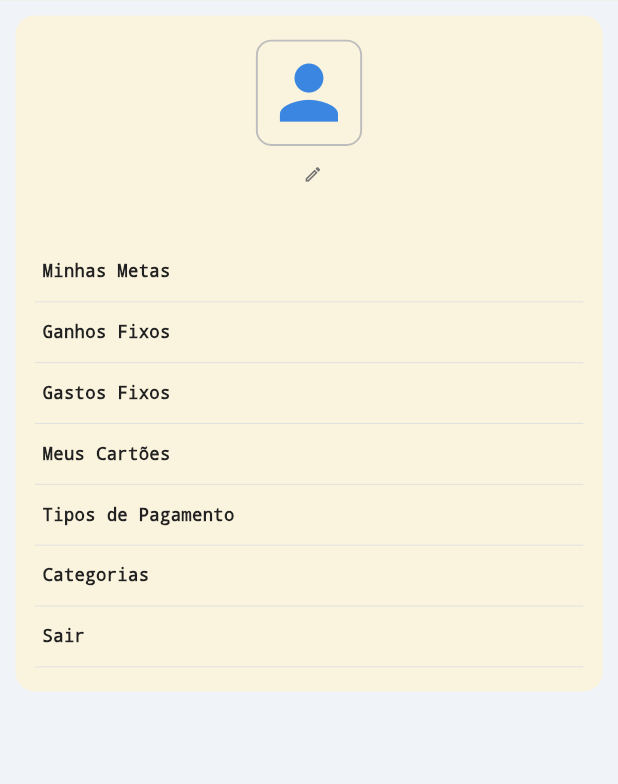
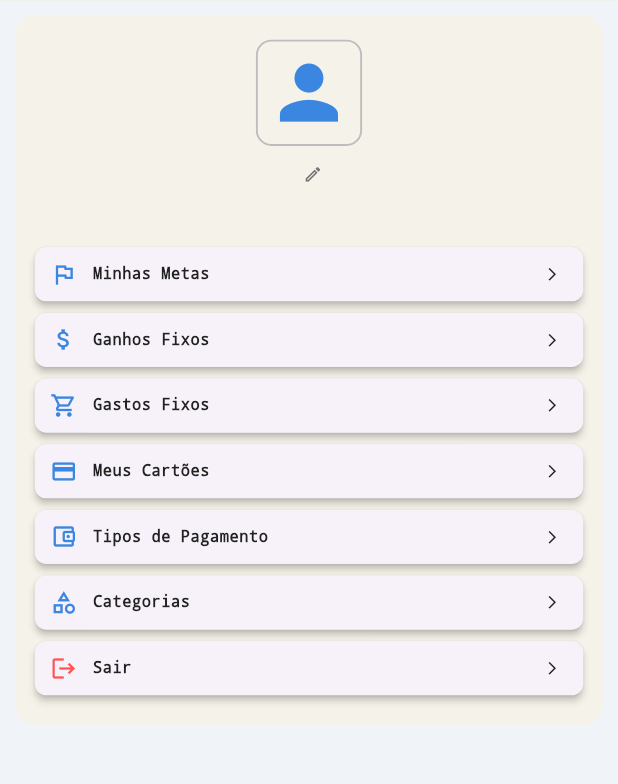
Before and after one commit to Dev-Sphere-Enterprise/GerenciadorFinanceiro_Mobile_2025_1, a Flutter app: the ProfileScreen screen opened directly, on a phone screen of 412 x 824 dp, the part 54-838 px from its top. Run offline on Flutter 3.47's test engine with Material 3 defaults, Android fonts, the phone set to English and light mode, and no system bars; our stand-ins replace bot_toast, cloud_firestore, device_preview, firebase_auth, firebase_core, fl_chart and 9 more; missing offline and left inert: rate_my_app; accounts and stored records are empty.

Commit message:
Corrigido CSS da tela de profile

```diff
--- a/finbuddy/lib/screens/Profile/profile_screen.dart
+++ b/finbuddy/lib/screens/Profile/profile_screen.dart
@@ -15,7 +15,7 @@ const Color finBuddyBlue = Color(0xFF3A86E0);
 const Color finBuddyDark = Color(0xFF212121);
 
 const Color corFundoScaffold = Color(0xFFF0F4F8);
-const Color corCardPrincipal = Color(0xFFFAF3DD);
+const Color corCardPrincipal = Color(0x8BFAF3DD);
 
 const TextStyle estiloFonteMonospace = TextStyle(
   fontFamily: 'monospace',
@@ -52,21 +52,24 @@ class _ProfileScreenState extends State<ProfileScreen> {
     );
   }
 
-  Widget _buildNavItem(String title, {VoidCallback? onTap}) {
-    return InkWell(
-      onTap: onTap,
-      child: Column(
-        crossAxisAlignment: CrossAxisAlignment.start,
-        children: [
-          Padding(
-            padding: const EdgeInsets.symmetric(vertical: 18.0, horizontal: 8.0),
-            child: Text(
-              title,
-              style: estiloFonteMonospace.copyWith(fontSize: 18),
-            ),
-          ),
-          Divider(color: Colors.grey.shade300, height: 1),
-        ],
+  Widget _buildNavItem({
+    required String title,
+    required IconData icon,
+    VoidCallback? onTap,
+    Color? color,
+  }) {
+    return Card(
+      margin: const EdgeInsets.symmetric(vertical: 6),
+      elevation: 2,
+      shape: RoundedRectangleBorder(borderRadius: BorderRadius.circular(12)),
+      child: ListTile(
+        leading: Icon(icon, color: color ?? finBuddyBlue, size: 28),
+        title: Text(
+          title,
+          style: estiloFonteMonospace.copyWith(fontSize: 16),
+        ),
+        trailing: const Icon(Icons.arrow_forward_ios, size: 16, color: finBuddyDark),
+        onTap: onTap,
       ),
     );
   }
@@ -162,33 +165,42 @@ class _ProfileScreenState extends State<ProfileScreen> {
                         const SizedBox(height: 30),
 
                         _buildNavItem(
-                          "Minhas Metas",
+                          title: "Minhas Metas",
+                          icon: Icons.flag_outlined,
                           onTap: () => Navigator.push(context, MaterialPageRoute(builder: (_) => const MetasScreen())),
                         ),
                         _buildNavItem(
-                          "Ganhos Fixos",
+                          title: "Ganhos Fixos",
+                          icon: Icons.attach_money_outlined,
                           onTap: () => Navigator.push(context, MaterialPageRoute(builder: (_) => const GanhosFixosScreen())),
                         ),
                         _buildNavItem(
-                          "Gastos Fixos",
+                          title: "Gastos Fixos",
+                          icon: Icons.shopping_cart_outlined,
                           onTap: () => Navigator.push(context, MaterialPageRoute(builder: (_) => const GastosFixosScreen())),
                         ),
                         _buildNavItem(
-                          "Meus Cartões",
+                          title: "Meus Cartões",
+                          icon: Icons.credit_card_outlined,
                           onTap: () => Navigator.push(context, MaterialPageRoute(builder: (_) => const CartoesScreen())),
                         ),
                         _buildNavItem(
-                          "Tipos de Pagamento",
+                          title: "Tipos de Pagamento",
+                          icon: Icons.account_balance_wallet_outlined,
                           onTap: () => Navigator.push(context, MaterialPageRoute(builder: (_) => const TiposPagamentosScreen())),
                         ),
                         _buildNavItem(
-                          "Categorias",
+                          title: "Categorias",
+                          icon: Icons.category_outlined,
                           onTap: () => Navigator.push(context, MaterialPageRoute(builder: (_) => const CategoriasScreen())),
-                         ),
+                        ),
                         _buildNavItem(
-                          "Sair",
+                          title: "Sair",
+                          icon: Icons.logout,
+                          color: Colors.redAccent,
                           onTap: () => logoutUser(context),
                         ),
+
                       ],
                     ),
                   ),
```
